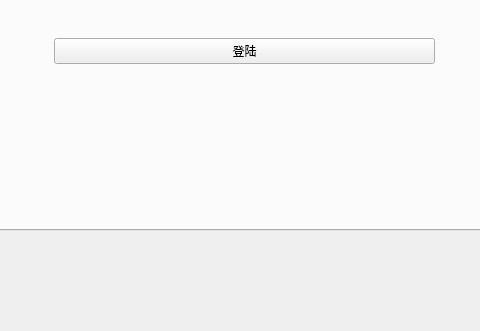
yahoo17/Stream, file Stream/mainwindow.ui: the form before one commit; both pictures show x 168 to 648 and y 340 to 671 of the 800 by 671 pixel window.
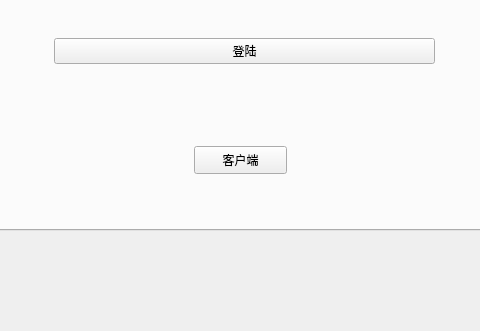
The form after the commit.

```diff
--- a/Stream/mainwindow.ui
+++ b/Stream/mainwindow.ui
@@ -93,6 +93,19 @@
         </item>
        </layout>
       </widget>
+      <widget class="QPushButton" name="pushButton">
+       <property name="geometry">
+        <rect>
+         <x>280</x>
+         <y>440</y>
+         <width>93</width>
+         <height>28</height>
+        </rect>
+       </property>
+       <property name="text">
+        <string>客户端</string>
+       </property>
+      </widget>
      </widget>
      <widget class="QWidget" name="SignUp">
       <attribute name="title">
```
